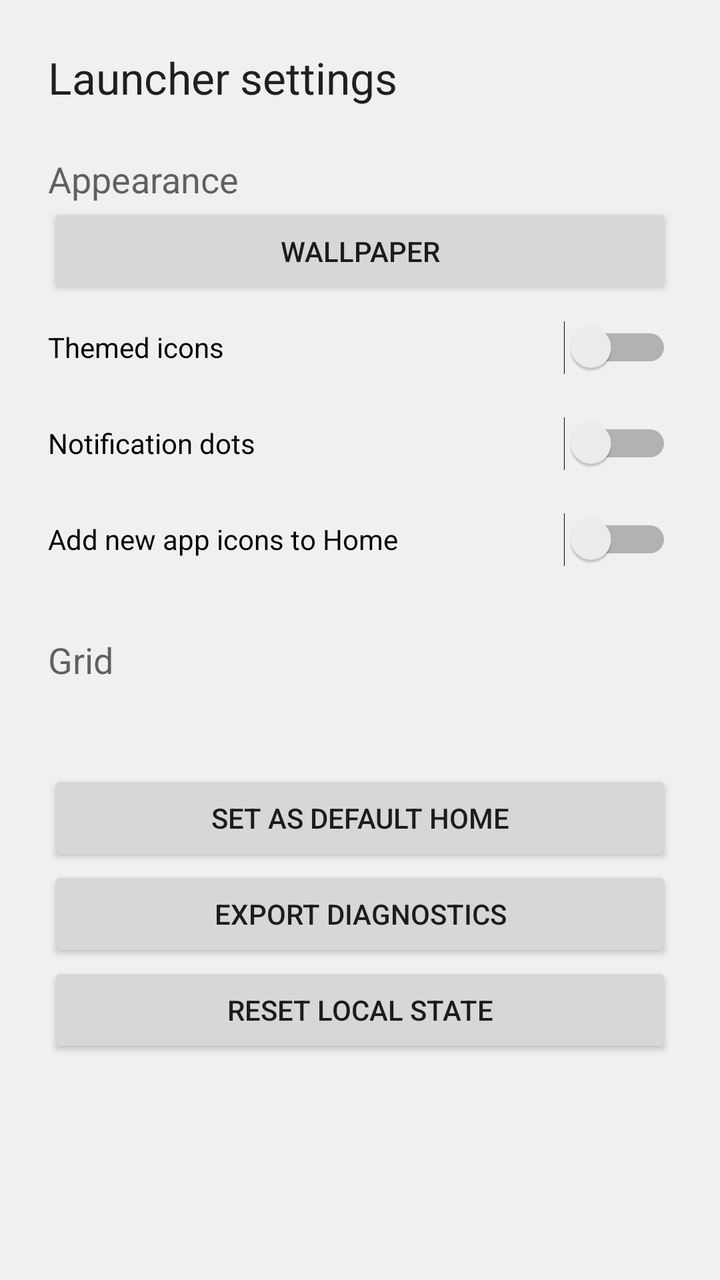
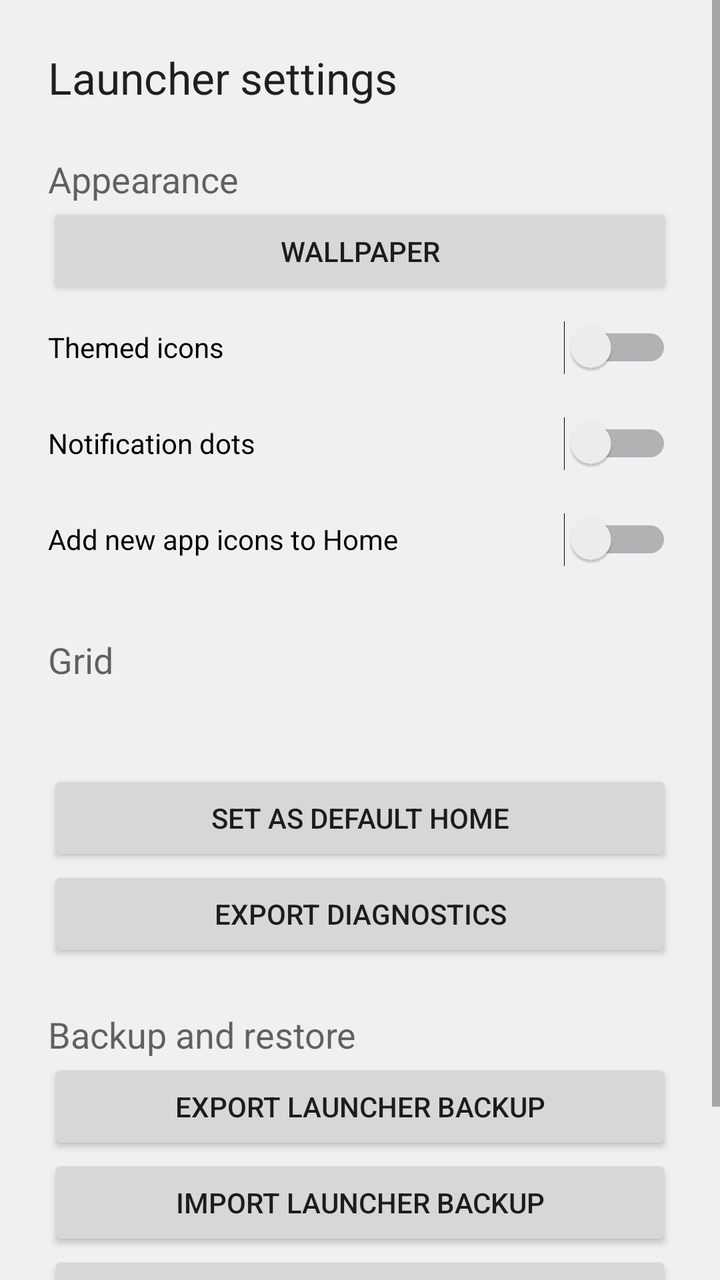

Two renders of the same Android screen: before a commit and after it. Below are the layout's source before the change and the commit's diff.
<!-- AndroidManifest.xml: activity theme Theme.Cenix.Settings -->
<!-- res/layout/activity_launcher_settings.xml -->
<?xml version="1.0" encoding="utf-8"?>
<ScrollView xmlns:android="http://schemas.android.com/apk/res/android"
    android:layout_width="match_parent"
    android:layout_height="match_parent"
    android:fillViewport="true">

    <LinearLayout
        android:layout_width="match_parent"
        android:layout_height="wrap_content"
        android:orientation="vertical"
        android:padding="24dp">

        <TextView
            android:id="@+id/settingsTitle"
            android:layout_width="match_parent"
            android:layout_height="wrap_content"
            android:accessibilityHeading="true"
            android:text="@string/launcher_settings"
            android:textAppearance="?android:attr/textAppearanceLarge" />

        <TextView
            android:layout_width="match_parent"
            android:layout_height="wrap_content"
            android:layout_marginTop="24dp"
            android:accessibilityHeading="true"
            android:text="@string/appearance"
            android:textAppearance="?android:attr/textAppearanceMedium" />

        <Button
            android:id="@+id/wallpaper"
            android:layout_width="match_parent"
            android:layout_height="48dp"
            android:text="@string/wallpaper" />

        <Switch
            android:id="@+id/themedIcons"
            android:layout_width="match_parent"
            android:layout_height="48dp"
            android:text="@string/themed_icons" />

        <Switch
            android:id="@+id/notificationDots"
            android:layout_width="match_parent"
            android:layout_height="48dp"
            android:text="@string/notification_dots" />

        <Switch
            android:id="@+id/autoAddApps"
            android:layout_width="match_parent"
            android:layout_height="48dp"
            android:text="@string/auto_add_apps" />

        <TextView
            android:layout_width="match_parent"
            android:layout_height="wrap_content"
            android:layout_marginTop="24dp"
            android:accessibilityHeading="true"
            android:text="@string/grid"
            android:textAppearance="?android:attr/textAppearanceMedium" />

        <RadioGroup
            android:id="@+id/gridOptions"
            android:layout_width="match_parent"
            android:layout_height="wrap_content"
            android:orientation="vertical" />

        <ProgressBar
            android:id="@+id/gridProgress"
            style="?android:attr/progressBarStyleHorizontal"
            android:layout_width="match_parent"
            android:layout_height="wrap_content"
            android:layout_marginTop="8dp"
            android:indeterminate="true"
            android:visibility="gone" />

        <TextView
            android:id="@+id/gridStatus"
            android:layout_width="match_parent"
            android:layout_height="wrap_content"
            android:accessibilityLiveRegion="polite" />

        <Button
            android:id="@+id/selectHomeRole"
            android:layout_width="match_parent"
            android:layout_height="48dp"
            android:layout_marginTop="24dp"
            android:text="@string/set_default_home" />

        <Button
            android:id="@+id/exportDiagnostics"
            android:layout_width="match_parent"
            android:layout_height="48dp"
            android:text="@string/export_diagnostics" />

        <Button
            android:id="@+id/resetLauncher"
            android:layout_width="match_parent"
            android:layout_height="48dp"
            android:text="@string/reset_state" />

        <TextView
            android:id="@+id/buildIdentity"
            android:layout_width="match_parent"
            android:layout_height="wrap_content"
            android:layout_marginTop="24dp"
            android:textIsSelectable="true" />
    </LinearLayout>
</ScrollView>
<!-- resources referenced by this layout -->
<resources>
  <string name="appearance">Appearance</string>
  <string name="auto_add_apps">Add new app icons to Home</string>
  <string name="export_diagnostics">Export diagnostics</string>
  <string name="grid">Grid</string>
  <string name="launcher_settings">Launcher settings</string>
  <string name="notification_dots">Notification dots</string>
  <string name="reset_state">Reset local state</string>
  <string name="set_default_home">Set as default HOME</string>
  <string name="themed_icons">Themed icons</string>
  <string name="wallpaper">Wallpaper</string>
  <style name="Theme.Cenix.Settings" parent="Theme.AppCompat.DayNight.NoActionBar">
          <item name="android:windowBackground">@color/launcher_surface</item>
          <item name="android:windowShowWallpaper">false</item>
          <item name="android:colorBackground">@color/launcher_surface</item>
          <item name="colorAccent">@color/launcher_accent</item>
      </style>
  <color name="launcher_surface">#FFF8F8F8</color>
  <color name="launcher_accent">#FF6750A4</color>
</resources>

<!-- the commit's change to res/layout/activity_launcher_settings.xml (unified diff, before → after) -->
@@ -92,6 +92,26 @@
             android:layout_height="48dp"
             android:text="@string/export_diagnostics" />
 
+        <TextView
+            android:layout_width="match_parent"
+            android:layout_height="wrap_content"
+            android:layout_marginTop="24dp"
+            android:accessibilityHeading="true"
+            android:text="@string/backup_restore"
+            android:textAppearance="?android:attr/textAppearanceMedium" />
+
+        <Button
+            android:id="@+id/exportBackup"
+            android:layout_width="match_parent"
+            android:layout_height="48dp"
+            android:text="@string/backup_export" />
+
+        <Button
+            android:id="@+id/importBackup"
+            android:layout_width="match_parent"
+            android:layout_height="48dp"
+            android:text="@string/backup_import" />
+
         <Button
             android:id="@+id/resetLauncher"
             android:layout_width="match_parent"
<!-- resource entries referenced after the edit -->
@@ -2,6 +2,9 @@
 <resources>
   <string name="appearance">Appearance</string>
   <string name="auto_add_apps">Add new app icons to Home</string>
+  <string name="backup_export">Export launcher backup</string>
+  <string name="backup_import">Import launcher backup</string>
+  <string name="backup_restore">Backup and restore</string>
   <string name="export_diagnostics">Export diagnostics</string>
   <string name="grid">Grid</string>
   <string name="launcher_settings">Launcher settings</string>
